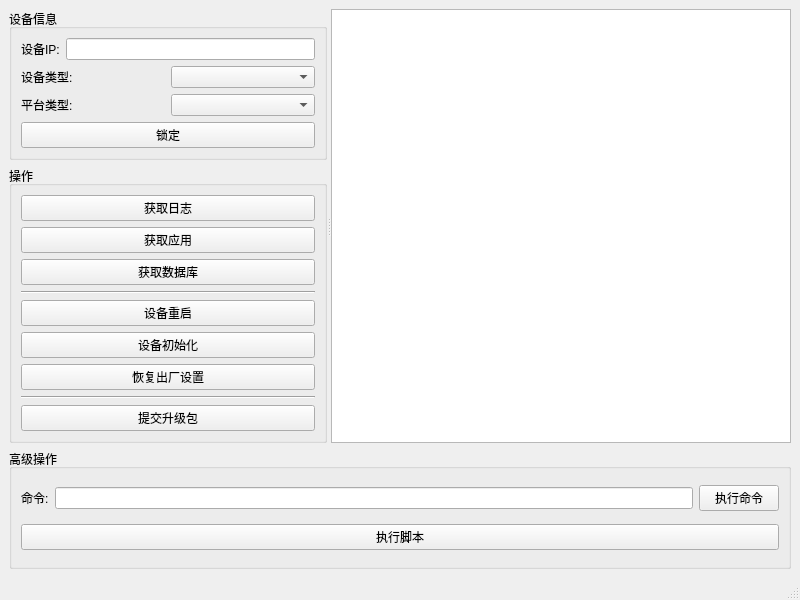
First picture: the form in WinTools/mainwindow2.ui, repository truelv/qt_obj, before the edit.
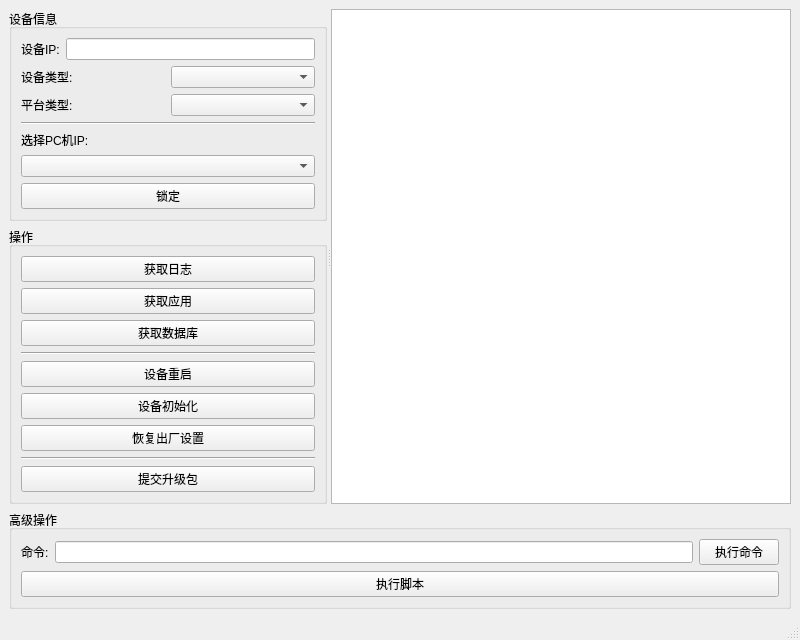
Second picture: the form after the edit.

Commit message: 添加pc ip识别

Diff of the .ui file:
```diff
--- a/WinTools/mainwindow2.ui
+++ b/WinTools/mainwindow2.ui
@@ -72,6 +72,23 @@
                </item>
               </layout>
              </item>
+             <item>
+              <widget class="Line" name="line_3">
+               <property name="orientation">
+                <enum>Qt::Horizontal</enum>
+               </property>
+              </widget>
+             </item>
+             <item>
+              <widget class="QLabel" name="label_5">
+               <property name="text">
+                <string>选择PC机IP:</string>
+               </property>
+              </widget>
+             </item>
+             <item>
+              <widget class="QComboBox" name="pc_ip"/>
+             </item>
              <item>
               <widget class="QPushButton" name="lock_info">
                <property name="text">
```
The commit also changes 2 other files.
